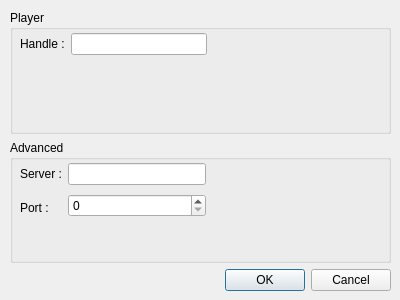
bubbles3D/Bubble-Client, file appdialog.ui: the form before one commit.
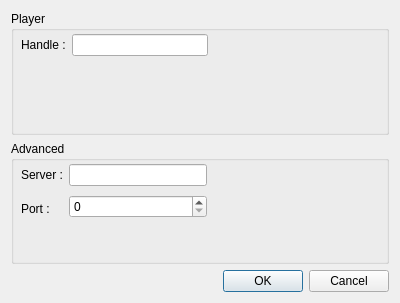
The form after the commit.

```diff
--- a/appdialog.ui
+++ b/appdialog.ui
@@ -7,28 +7,21 @@
     <x>0</x>
     <y>0</y>
     <width>400</width>
-    <height>300</height>
+    <height>303</height>
    </rect>
   </property>
   <property name="windowTitle">
    <string>Dialog</string>
   </property>
-  <widget class="QWidget" name="">
-   <property name="geometry">
-    <rect>
-     <x>10</x>
-     <y>10</y>
-     <width>381</width>
-     <height>281</height>
-    </rect>
-   </property>
+  <layout class="QGridLayout" name="gridLayout">
+   <item row="0" column="0">
    <layout class="QVBoxLayout" name="verticalLayout">
     <item>
      <widget class="QGroupBox" name="groupBox">
       <property name="title">
        <string>Player</string>
       </property>
-      <widget class="QWidget" name="">
+       <widget class="QWidget" name="layoutWidget">
        <property name="geometry">
         <rect>
          <x>10</x>
@@ -57,7 +50,7 @@
       <property name="title">
        <string>Advanced</string>
       </property>
-      <widget class="QWidget" name="">
+       <widget class="QWidget" name="layoutWidget">
        <property name="geometry">
         <rect>
          <x>10</x>
@@ -110,7 +103,12 @@
      </widget>
     </item>
    </layout>
-  </widget>
+   </item>
+  </layout>
+  <zorder>layoutWidget</zorder>
+  <zorder>groupBox_2</zorder>
+  <zorder>buttonBox</zorder>
+  <zorder>groupBox_2</zorder>
  </widget>
  <resources/>
  <connections>
```
Left out of the diff: 15 changed lines with no effect on the pictures. Lines whose indentation alone changed are shown as unchanged.
